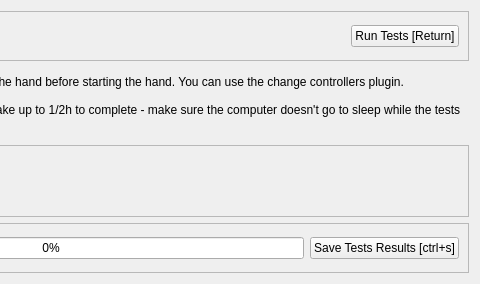
This is sr_gui_self_test/uis/SrSelfTest.ui in shadow-robot/sr-visualization as Qt 5 draws it before an edit; both pictures show x 223 to 703 and y 0 to 284 of the 703 by 284 pixel window. The edited form follows.
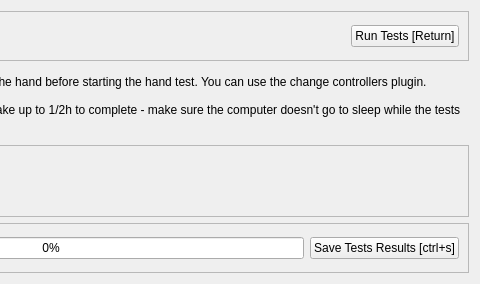
This is the edited form.

Commit message: clearer self test description

Diff of the .ui file:
```diff
--- a/sr_gui_self_test/uis/SrSelfTest.ui
+++ b/sr_gui_self_test/uis/SrSelfTest.ui
@@ -74,7 +74,7 @@
    <item>
     <widget class="QLabel" name="label">
      <property name="text">
-      <string>Please start the position controllers for the hand before starting the hand. You can use the change controllers plugin.
+      <string>Please start the position controllers for the hand before starting the hand test. You can use the change controllers plugin.
 
 Be aware that the remaining tests can take up to 1/2h to complete - make sure the computer doesn't go to sleep while the tests are running or they'll stop.</string>
      </property>
```
